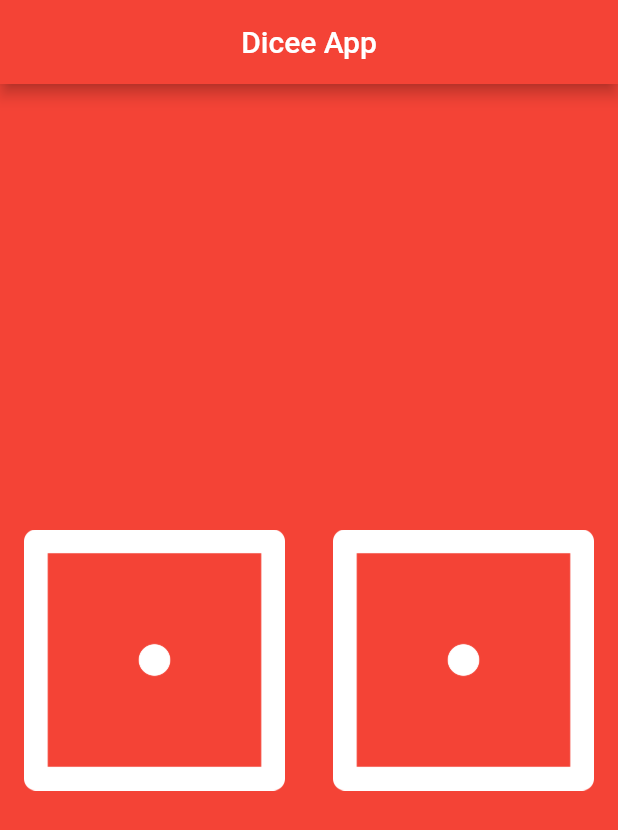
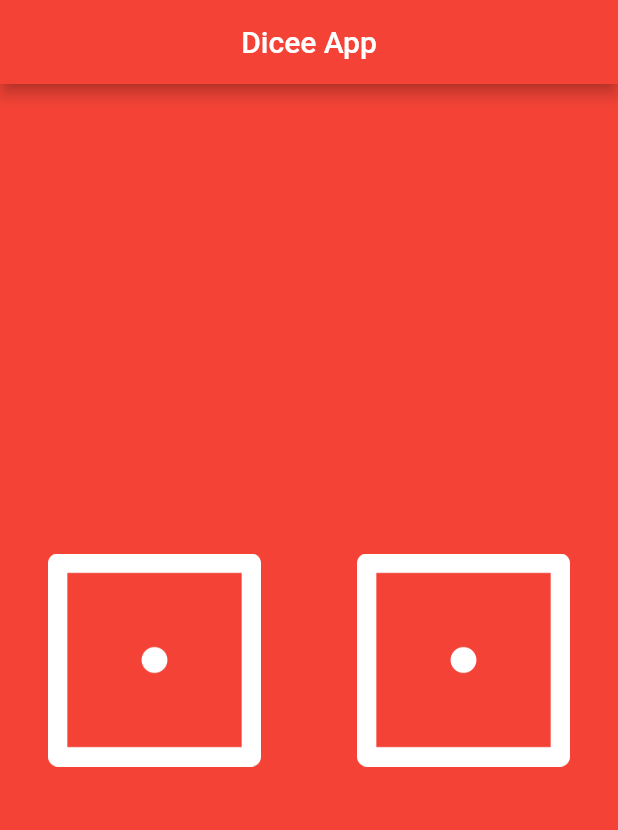
Before and after one commit to Jordan-erifried/DiceeFlutter, a Flutter app: the screen it shows after launch, on a phone screen of 412 x 824 dp. Shown: the top 830 px of the screen. Run offline on Flutter 3.47's test engine with Material 2 defaults, Android fonts, the phone set to English and light mode, and no system bars.

Commit message:
New Dicee

```diff
--- a/lib/main.dart
+++ b/lib/main.dart
@@ -6,7 +6,6 @@ void main() {
 }
 
 class MyApp extends StatelessWidget {
-
   @override
   Widget build(BuildContext context) {
     return MaterialApp(
@@ -15,7 +14,7 @@ class MyApp extends StatelessWidget {
         backgroundColor: Colors.red,
         appBar: AppBar(
           backgroundColor: Colors.red,
-          title: const Text('Dicee App'),
+          title: Text('Dicee App'),
           centerTitle: true,
         ),
         body: DicePage(),
@@ -25,8 +24,8 @@ class MyApp extends StatelessWidget {
 }
 
 
-
 class DicePage extends StatefulWidget {
+  const DicePage({Key? key}) : super(key: key);
 
   @override
   _DicePageState createState() => _DicePageState();
@@ -37,28 +36,34 @@ class _DicePageState extends State<DicePage> {
   int rightDiceNumber = 1;
   @override
   Widget build(BuildContext context) {
-      //leftDiceNumber = 2;
     return Center(
       child: Row(
-          children: <Widget>[
+        children: [
           Expanded(
+            child: Padding(
+              padding: EdgeInsets.all(16.0),
               child: FlatButton(
                   onPressed: () {
                     setState(() {
                       leftDiceNumber = Random().nextInt(6) + 1;
                     });
                   },
-                child: Image.asset('images/dice$leftDiceNumber.png'),
+                  child: Image.asset('images/dice$leftDiceNumber.png')
               ),
             ),
+          ),
+
           Expanded(
+            child: Padding(
+              padding: EdgeInsets.all(16.0),
               child: FlatButton(
                   onPressed: () {
                     setState(() {
                       rightDiceNumber = Random().nextInt(6) + 1;
                     });
                   },
-                child: Image.asset('images/dice$rightDiceNumber.png'),
+                  child: Image.asset('images/dice$rightDiceNumber.png')
+              ),
             ),
           )
         ],
```
Lines whose indentation alone changed are shown as unchanged.
